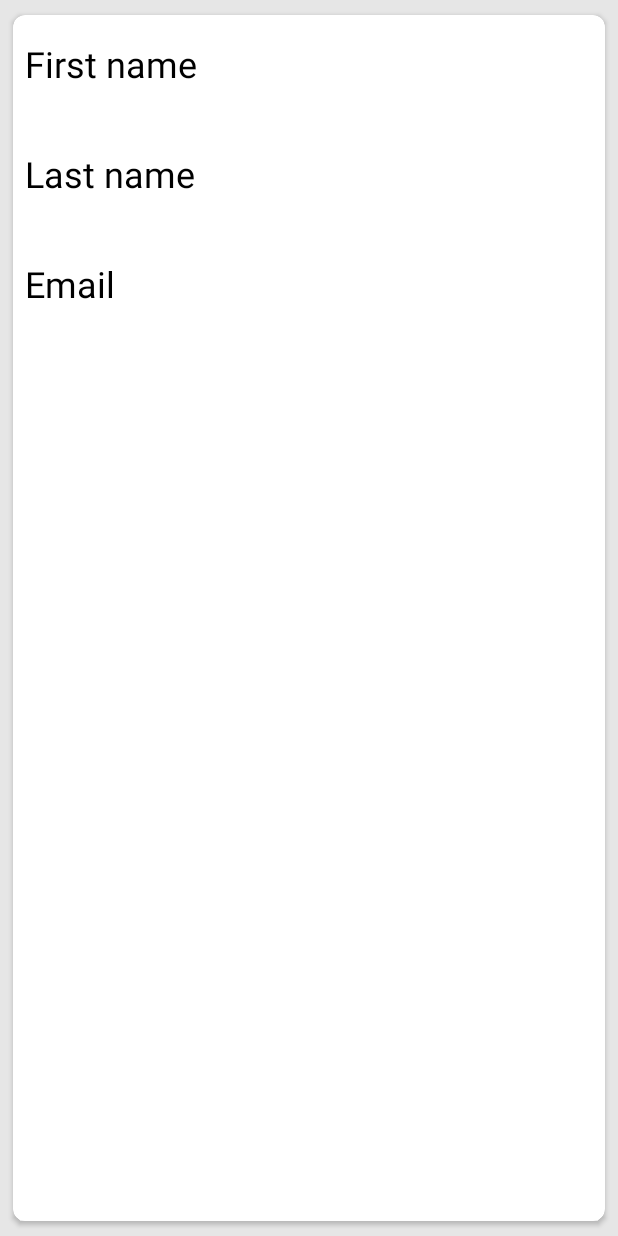
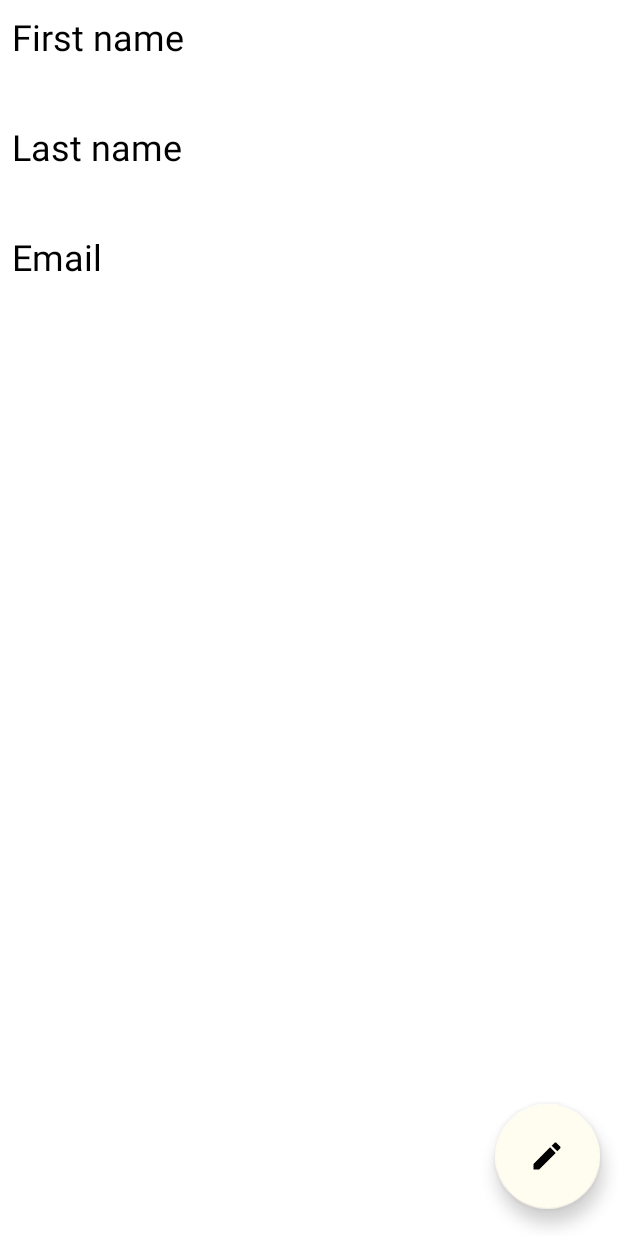
Before and after one commit to quaerense/Users, an Android app: the fragment UserInfoFragment placed in its activity, on a phone screen of 412 x 824 dp. Run offline under Robolectric (Android 15) with nearby library versions, the phone set to English and light mode, and no system bars; our stand-ins replace Picasso, Room's generated code, data binding; pictures from the network do not load; 7 statements that could not run were skipped.

Commit message:
Improve application design

```diff
--- /dev/null
+++ b/app/src/main/res/drawable/ic_edit.xml
@@ -0,0 +1,5 @@
+<vector android:height="70dp" android:tint="?attr/colorControlNormal"
+    android:viewportHeight="24" android:viewportWidth="24"
+    android:width="70dp" xmlns:android="http://schemas.android.com/apk/res/android">
+    <path android:fillColor="@android:color/white" android:pathData="M3,17.25V21h3.75L17.81,9.94l-3.75,-3.75L3,17.25zM20.71,7.04c0.39,-0.39 0.39,-1.02 0,-1.41l-2.34,-2.34c-0.39,-0.39 -1.02,-0.39 -1.41,0l-1.83,1.83 3.75,3.75 1.83,-1.83z"/>
+</vector>
--- a/app/src/main/res/layout/fragment_main.xml
+++ b/app/src/main/res/layout/fragment_main.xml
@@ -36,7 +36,7 @@
         <androidx.constraintlayout.widget.ConstraintLayout
             android:layout_width="match_parent"
             android:layout_height="0dp"
-            android:background="@color/light_grey"
+            android:background="@color/light_purple"
             app:layout_constraintBottom_toBottomOf="parent"
             app:layout_constraintEnd_toEndOf="parent"
             app:layout_constraintStart_toStartOf="parent"
--- a/app/src/main/res/layout/fragment_user_info.xml
+++ b/app/src/main/res/layout/fragment_user_info.xml
@@ -1,6 +1,6 @@
 <?xml version="1.0" encoding="utf-8"?>
 
-<layout>
+<layout xmlns:android="http://schemas.android.com/apk/res/android">
 
     <data>
 
@@ -9,20 +9,16 @@
             type="org.quaerense.users.domain.model.User" />
     </data>
 
-    <androidx.constraintlayout.widget.ConstraintLayout xmlns:android="http://schemas.android.com/apk/res/android"
-        xmlns:app="http://schemas.android.com/apk/res-auto"
+    <androidx.constraintlayout.widget.ConstraintLayout xmlns:app="http://schemas.android.com/apk/res-auto"
         xmlns:tools="http://schemas.android.com/tools"
         android:layout_width="match_parent"
         android:layout_height="match_parent"
-        android:background="@color/light_grey"
+        android:background="@color/white"
         tools:context=".presentation.fragment.UserInfoFragment">
 
-        <androidx.cardview.widget.CardView
+        <androidx.constraintlayout.widget.ConstraintLayout
             android:layout_width="match_parent"
-            android:layout_height="match_parent"
-            android:layout_margin="4dp"
-            app:cardCornerRadius="8dp"
-            app:cardUseCompatPadding="true">
+            android:layout_height="match_parent">
 
             <ScrollView
                 android:layout_width="match_parent"
@@ -30,8 +26,7 @@
 
                 <androidx.constraintlayout.widget.ConstraintLayout
                     android:layout_width="match_parent"
-                    android:layout_height="wrap_content"
-                    android:layout_margin="8dp">
+                    android:layout_height="wrap_content">
 
                     <ImageView
                         android:id="@+id/ivAvatar"
@@ -46,7 +41,7 @@
                         android:id="@+id/tvLabelFirstName"
                         android:layout_width="wrap_content"
                         android:layout_height="wrap_content"
-                        android:layout_marginTop="8dp"
+                        android:layout_margin="8dp"
                         android:text="@string/label_first_name"
                         android:textColor="@color/black"
                         android:textSize="24sp"
@@ -58,6 +53,7 @@
                         android:layout_width="wrap_content"
                         android:layout_height="wrap_content"
                         android:text="@{user.firstName}"
+                        android:textColor="@color/grey"
                         android:textSize="24sp"
                         app:layout_constraintStart_toStartOf="@id/tvLabelFirstName"
                         app:layout_constraintTop_toBottomOf="@id/tvLabelFirstName"
@@ -67,7 +63,7 @@
                         android:id="@+id/tvLabelLastName"
                         android:layout_width="wrap_content"
                         android:layout_height="wrap_content"
-                        android:layout_marginTop="8dp"
+                        android:layout_margin="8dp"
                         android:text="@string/label_last_name"
                         android:textColor="@color/black"
                         android:textSize="24sp"
@@ -79,6 +75,7 @@
                         android:layout_width="wrap_content"
                         android:layout_height="wrap_content"
                         android:text="@{user.lastName}"
+                        android:textColor="@color/grey"
                         android:textSize="24sp"
                         app:layout_constraintStart_toStartOf="@id/tvLabelLastName"
                         app:layout_constraintTop_toBottomOf="@id/tvLabelLastName"
@@ -88,7 +85,7 @@
                         android:id="@+id/tvLabelEmail"
                         android:layout_width="wrap_content"
                         android:layout_height="wrap_content"
-                        android:layout_marginTop="8dp"
+                        android:layout_margin="8dp"
                         android:text="@string/label_email"
                         android:textColor="@color/black"
                         android:textSize="24sp"
@@ -100,12 +97,25 @@
                         android:layout_width="wrap_content"
                         android:layout_height="wrap_content"
                         android:text="@{user.email}"
+                        android:textColor="@color/grey"
                         android:textSize="24sp"
                         app:layout_constraintStart_toStartOf="@id/tvLabelEmail"
                         app:layout_constraintTop_toBottomOf="@id/tvLabelEmail"
                         tools:text="michael.lawson@reqres.in" />
                 </androidx.constraintlayout.widget.ConstraintLayout>
             </ScrollView>
-        </androidx.cardview.widget.CardView>
+
+            <com.google.android.material.floatingactionbutton.FloatingActionButton
+                android:layout_width="70dp"
+                android:layout_height="70dp"
+                android:contentDescription="@string/description_edit_user_button"
+                android:src="@drawable/ic_edit"
+                android:textColor="@color/grey"
+                app:fabCustomSize="70dp"
+                app:layout_constraintBottom_toBottomOf="parent"
+                app:layout_constraintEnd_toEndOf="parent"
+                app:useCompatPadding="true" />
+
+        </androidx.constraintlayout.widget.ConstraintLayout>
     </androidx.constraintlayout.widget.ConstraintLayout>
 </layout>
--- a/app/src/main/res/layout/item_user.xml
+++ b/app/src/main/res/layout/item_user.xml
@@ -14,6 +14,7 @@
         android:id="@+id/cvUser"
         android:layout_width="match_parent"
         android:layout_height="wrap_content"
+        android:backgroundTint="@color/white"
         app:cardCornerRadius="8dp"
         app:cardUseCompatPadding="true"
         app:layout_constraintEnd_toEndOf="parent"
@@ -69,6 +70,7 @@
                 android:layout_width="wrap_content"
                 android:layout_height="wrap_content"
                 android:text="@{user.firstName}"
+                android:textColor="@color/grey"
                 android:textSize="14sp"
                 app:layout_constraintStart_toStartOf="@id/tvLabelFirstName"
                 app:layout_constraintTop_toBottomOf="@id/tvLabelFirstName"
@@ -91,6 +93,7 @@
                 android:layout_width="wrap_content"
                 android:layout_height="wrap_content"
                 android:text="@{user.lastName}"
+                android:textColor="@color/grey"
                 android:textSize="14sp"
                 app:layout_constraintStart_toStartOf="@id/tvLabelLastName"
                 app:layout_constraintTop_toBottomOf="@id/tvLabelLastName"
@@ -113,6 +116,7 @@
                 android:layout_width="wrap_content"
                 android:layout_height="wrap_content"
                 android:text="@{user.email}"
+                android:textColor="@color/grey"
                 android:textSize="14sp"
                 app:layout_constraintStart_toStartOf="@id/tvLabelEmail"
                 app:layout_constraintTop_toBottomOf="@id/tvLabelEmail"
--- a/app/src/main/res/values-night/themes.xml
+++ b/app/src/main/res/values-v23/themes.xml
@@ -1,16 +1,18 @@
+<?xml version="1.0" encoding="utf-8"?>
 <resources xmlns:tools="http://schemas.android.com/tools">
-    <!-- Base application theme. -->
+
     <style name="Theme.Users" parent="Theme.MaterialComponents.DayNight.NoActionBar">
         <!-- Primary brand color. -->
-        <item name="colorPrimary">@color/purple_200</item>
-        <item name="colorPrimaryVariant">@color/purple_700</item>
-        <item name="colorOnPrimary">@color/black</item>
+        <item name="colorPrimary">@color/light_purple</item>
+        <item name="colorPrimaryVariant">@color/light_purple</item>
+        <item name="colorOnPrimary">@color/white</item>
         <!-- Secondary brand color. -->
-        <item name="colorSecondary">@color/teal_200</item>
-        <item name="colorSecondaryVariant">@color/teal_200</item>
+        <item name="colorSecondary">@color/light_yellow</item>
+        <item name="colorSecondaryVariant">@color/teal_700</item>
         <item name="colorOnSecondary">@color/black</item>
         <!-- Status bar color. -->
         <item name="android:statusBarColor" tools:targetApi="l">?attr/colorPrimaryVariant</item>
         <!-- Customize your theme here. -->
+        <item name="android:windowLightStatusBar">true</item>
     </style>
 </resources>
--- a/app/src/main/res/values/colors.xml
+++ b/app/src/main/res/values/colors.xml
@@ -7,5 +7,7 @@
     <color name="teal_700">#FF018786</color>
     <color name="black">#FF000000</color>
     <color name="white">#FFFFFFFF</color>
-    <color name="light_grey">#E6E6E6</color>
+    <color name="light_purple">#F0F0FF</color>
+    <color name="light_yellow">#FFFCF0</color>
+    <color name="grey">#8C9AAE</color>
 </resources>
--- a/app/src/main/res/values/strings.xml
+++ b/app/src/main/res/values/strings.xml
@@ -5,5 +5,6 @@
     <string name="label_last_name">Last name</string>
     <string name="label_email">Email</string>
     <string name="error_user_not_found">User not found</string>
-    <string name="users">Пользователи</string>
+    <string name="users">Users</string>
+    <string name="description_edit_user_button">Edit user button</string>
 </resources>
--- a/app/src/main/res/values/themes.xml
+++ b/app/src/main/res/values/themes.xml
@@ -2,11 +2,11 @@
     <!-- Base application theme. -->
     <style name="Theme.Users" parent="Theme.MaterialComponents.DayNight.NoActionBar">
         <!-- Primary brand color. -->
-        <item name="colorPrimary">@color/purple_500</item>
-        <item name="colorPrimaryVariant">@color/black</item>
+        <item name="colorPrimary">@color/light_purple</item>
+        <item name="colorPrimaryVariant">@color/light_purple</item>
         <item name="colorOnPrimary">@color/white</item>
         <!-- Secondary brand color. -->
-        <item name="colorSecondary">@color/teal_200</item>
+        <item name="colorSecondary">@color/light_yellow</item>
         <item name="colorSecondaryVariant">@color/teal_700</item>
         <item name="colorOnSecondary">@color/black</item>
         <!-- Status bar color. -->
```
